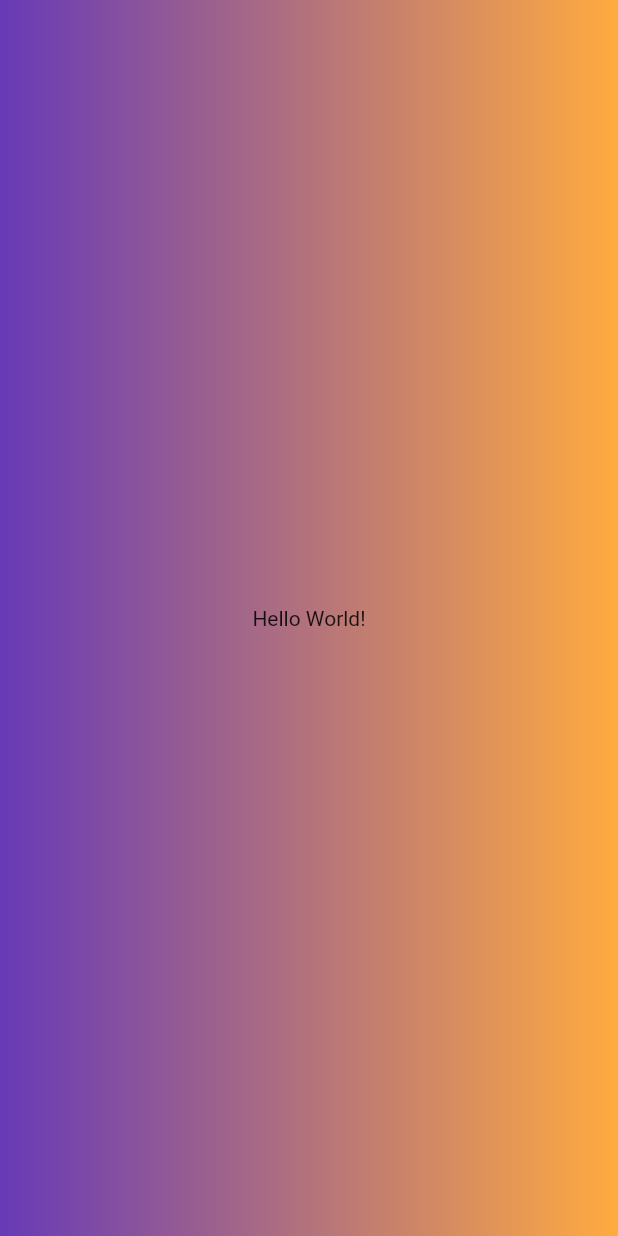
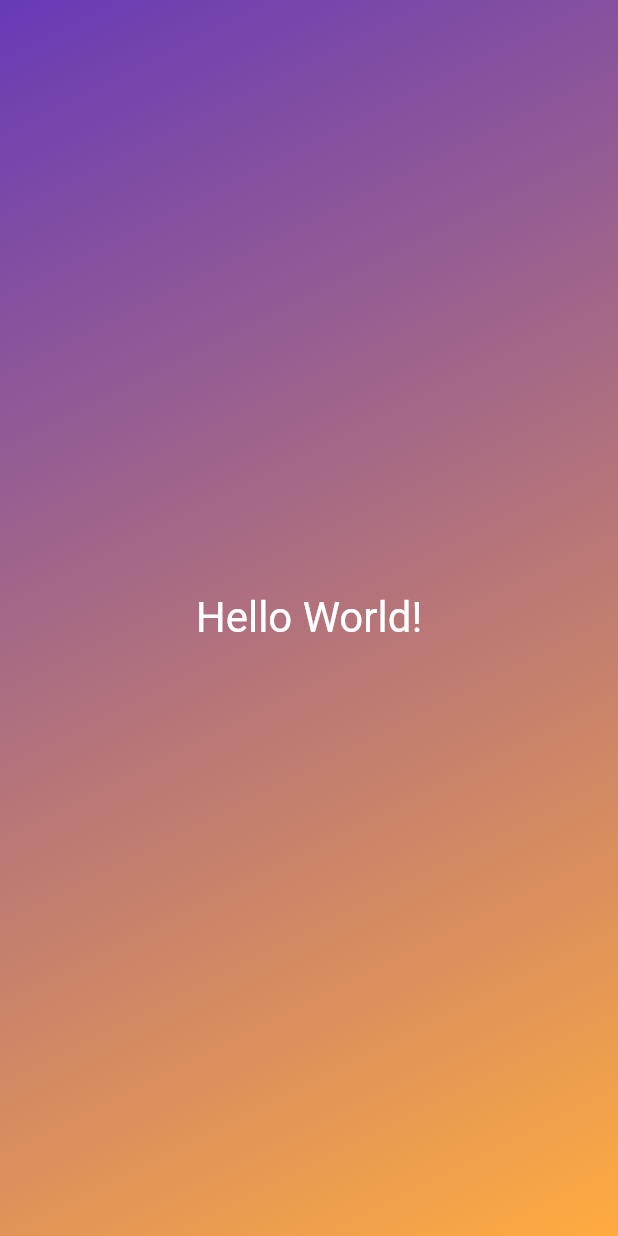
Before and after one commit to anhtuan141/demo_flutter, a Flutter app: the screen it shows after launch, on a phone screen of 412 x 824 dp. Run offline on Flutter 3.47's test engine with Material 2 defaults, Android fonts, the phone set to English and light mode, and no system bars.

Commit message:
Create Class GradientContainer in main.dart

```diff
--- a/lib/main.dart
+++ b/lib/main.dart
@@ -4,20 +4,35 @@ void main() {
   runApp(
     MaterialApp(
       home: Scaffold(
-        body: Container(
-          decoration: BoxDecoration(
+        body: GradientContainer(),
+      ),
+    ),
+  );
+}
+
+class GradientContainer extends StatelessWidget {
+  @override
+  Widget build(context){
+    return Container(
+      decoration: const BoxDecoration(
         gradient: LinearGradient(
           colors: [
             Colors.deepPurple,
             Colors.orangeAccent,
           ],
+          begin: Alignment.topLeft,
+          end: Alignment.bottomRight,
         ),
       ),
       child: const Center(
-            child: Text('Hello World!'),
-          ),
+        child: Text(
+          'Hello World!',
+          style: TextStyle(
+            color: Colors.white,
+            fontSize: 28,
           ),
         ),
       ),
     );
   }
+}
```
Lines whose indentation alone changed are shown as unchanged.
